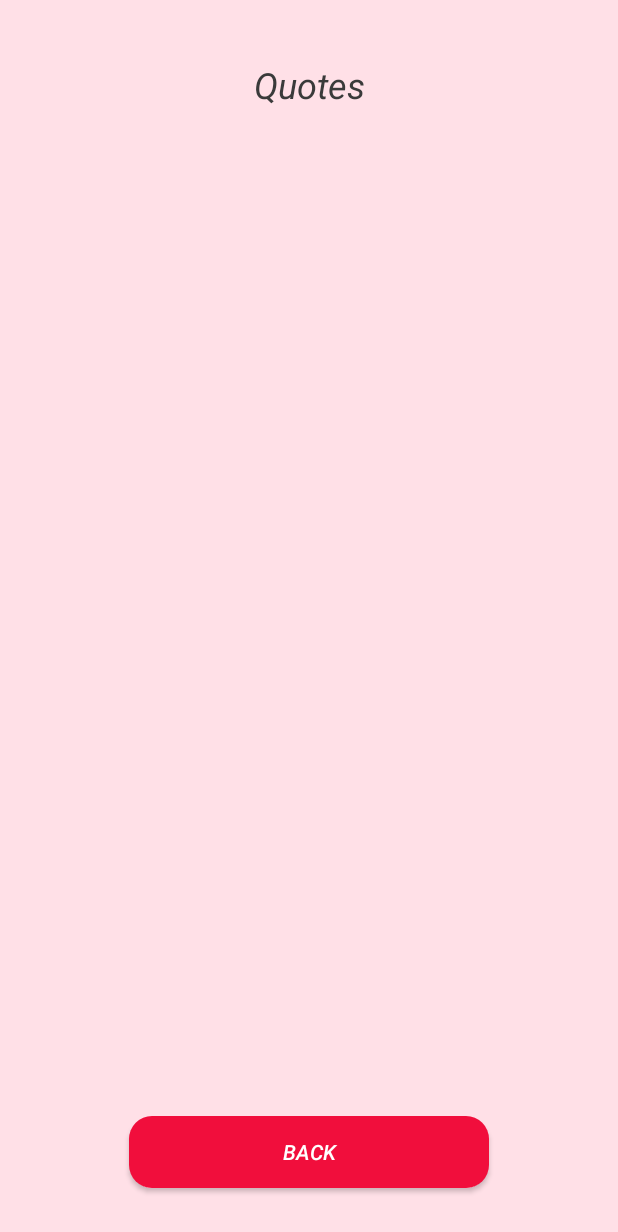
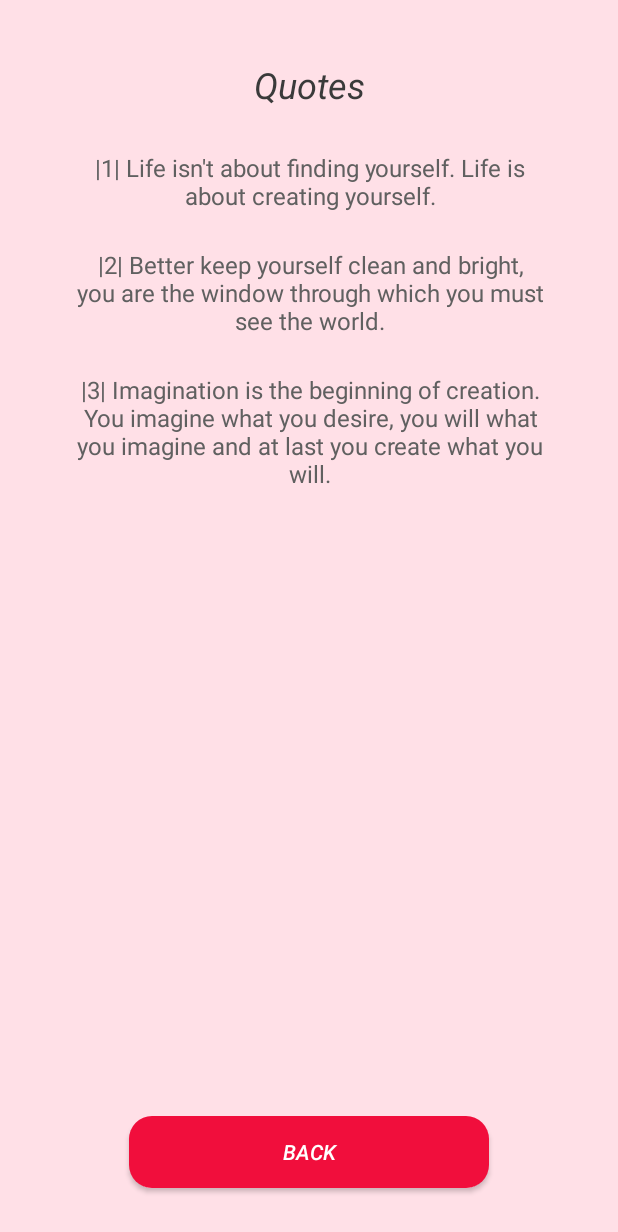
Before and after one commit to vdcast/Module_2_Lesson_4_hw_2, an Android app: the QuotesActivity screen opened directly, with no data from a screen before it, on a phone screen of 412 x 824 dp. Shown: the top 1232 px of the screen. Run offline under Robolectric (Android 15) with nearby library versions, the phone set to English and light mode, and no system bars.

Commit message:
All by 3 :) app done

```diff
--- a/app/src/main/res/layout/activity_quotes.xml
+++ b/app/src/main/res/layout/activity_quotes.xml
@@ -27,4 +27,40 @@
         app:layout_constraintEnd_toEndOf="parent"
         app:layout_constraintStart_toStartOf="parent"
         app:layout_constraintTop_toTopOf="parent" />
+
+    <TextView
+        android:id="@+id/tvQuotes1"
+        style="@style/TextStyle"
+        android:layout_width="320dp"
+        android:layout_height="wrap_content"
+        android:layout_marginTop="16dp"
+        android:gravity="center"
+        android:text="@string/quotes_1"
+        app:layout_constraintEnd_toEndOf="@+id/tvCategory"
+        app:layout_constraintStart_toStartOf="@+id/tvCategory"
+        app:layout_constraintTop_toBottomOf="@+id/tvCategory" />
+
+    <TextView
+        android:id="@+id/tvQuotes2"
+        style="@style/TextStyle"
+        android:layout_width="320dp"
+        android:layout_height="wrap_content"
+        android:layout_marginTop="16dp"
+        android:gravity="center"
+        android:text="@string/quotes_2"
+        app:layout_constraintEnd_toEndOf="@+id/tvQuotes1"
+        app:layout_constraintStart_toStartOf="@+id/tvQuotes1"
+        app:layout_constraintTop_toBottomOf="@+id/tvQuotes1" />
+
+    <TextView
+        android:id="@+id/tvQuotes3"
+        style="@style/TextStyle"
+        android:layout_width="320dp"
+        android:layout_height="wrap_content"
+        android:layout_marginTop="16dp"
+        android:gravity="center"
+        android:text="@string/quotes_3"
+        app:layout_constraintEnd_toEndOf="@+id/tvQuotes2"
+        app:layout_constraintStart_toStartOf="@+id/tvQuotes2"
+        app:layout_constraintTop_toBottomOf="@+id/tvQuotes2" />
 </androidx.constraintlayout.widget.ConstraintLayout>
--- a/app/src/main/res/values/strings.xml
+++ b/app/src/main/res/values/strings.xml
@@ -79,5 +79,16 @@
     <string name="signs_3">
         |3| Sparrows fly in flocks - for dry and clear weather.
     </string>
-
+    <string name="quotes_1">
+        |1| Life isn\'t about finding yourself. Life is about creating yourself.
+    </string>
+    <string name="quotes_2">
+        |2| Better keep yourself clean and bright, you are the window through which you must see the world.
+    </string>
+    <string name="quotes_3">
+        |3| Imagination is the beginning of creation. You imagine what you desire, you will what you imagine and at last you create what you will.
+    </string>
+    <string name="about_author_text">
+        Hello, my name is Elias. I\'m trying to figure out how to create the most modern app :)
+    </string>
 </resources>
```
Also changed, not shown: app/src/main/res/layout/activity_about_author.xml (+12 -0 lines), app/src/main/res/layout/activity_images_of_emotions.xml (+30 -0 lines), app/src/main/res/layout/activity_images_of_sea.xml (+30 -0 lines), app/src/main/res/layout/activity_pictures.xml (+10 -10 lines), app/src/main/res/drawable/black_sea.jpg (added), app/src/main/res/drawable/happy.png (added), app/src/main/res/drawable/have_idea.png (added), app/src/main/res/drawable/mediterranean_sea_cyprus.jpg (added), app/src/main/res/drawable/sea_of_azov.jpg (added), app/src/main/res/drawable/thinking.png (added).
